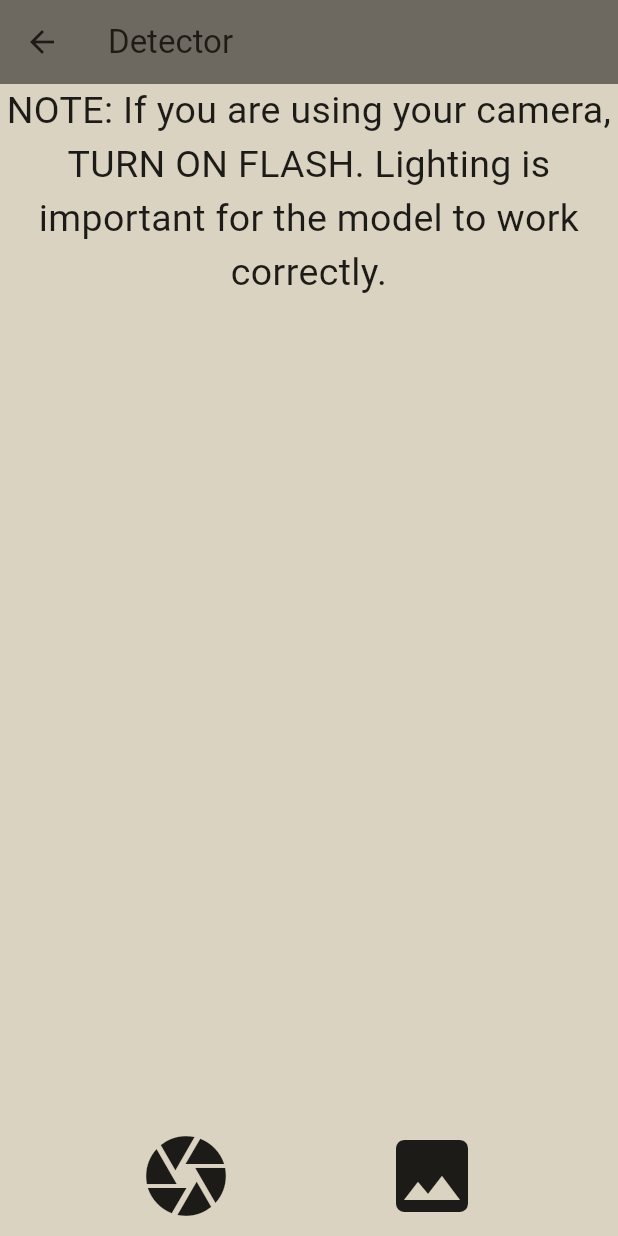
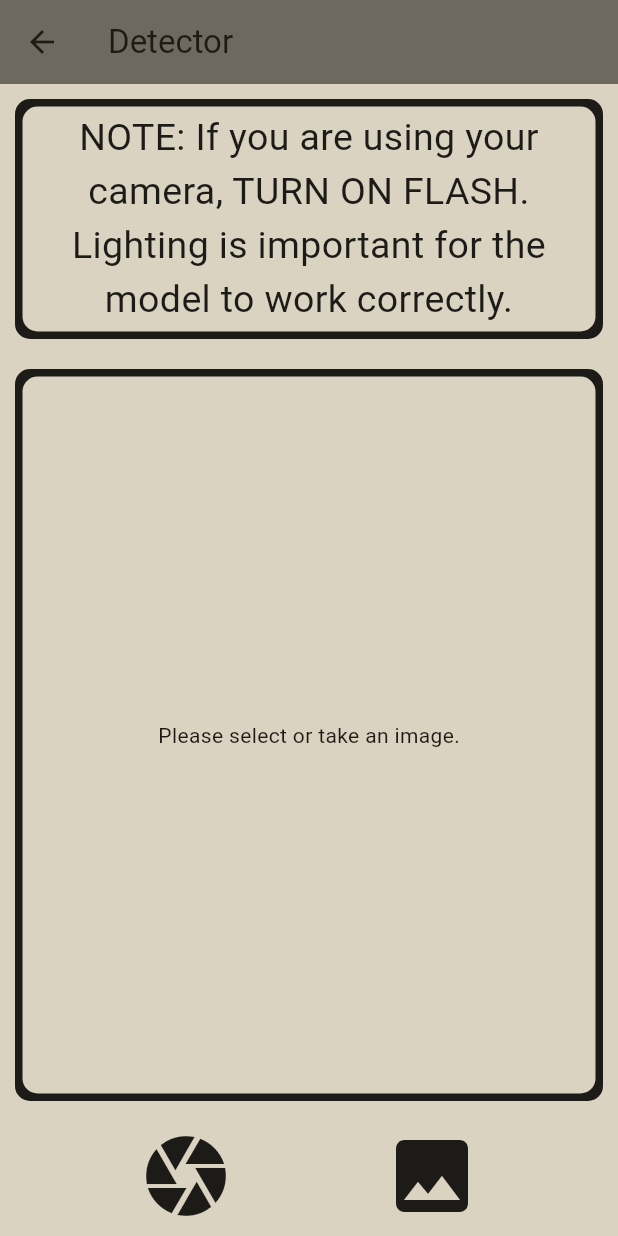
Before and after one commit to aoroudjev/PalmPaths_v1, a Flutter app: the DetectorWidget screen opened directly, after a tap on the "camera" icon, on a phone screen of 412 x 824 dp. Run offline on Flutter 3.47's test engine with Material 3 defaults, Android fonts, the phone set to English and light mode, and no system bars; our stand-ins replace image_picker; missing offline and left inert: tflite_flutter.

Commit message:
Change data handling to prep for image analysis

```diff
--- a/lib/services/object_detection.dart
+++ b/lib/services/object_detection.dart
@@ -6,10 +6,10 @@ import 'package:tflite_flutter/tflite_flutter.dart';
 
 class Detection {
   final Uint8List image;
-  final double score;
+  final Uint8List imageDetected;
   final List<int> box;  // [x1, y1, x2, y2]
 
-  Detection(this.image, this.score, this.box);
+  Detection(this.image, this.imageDetected, this.box);
 }
 
 class ObjectDetection {
@@ -123,12 +123,12 @@ class ObjectDetection {
         );
 
         List<int> box = boxesTensor[i].map((value) => (value * 320).toInt()).toList();
-        Uint8List image = img.encodeJpg(imageInput);
-        double score = scoresTensor[i];
+        Uint8List imageDetected = img.encodeJpg(imageInput);
+        Uint8List imageRaw = img.encodeJpg(image);
 
 
         log('Done.');
-        return Detection(image, score, box);
+        return Detection(imageRaw, imageDetected, box);
       }
     }
     log('No Detection Found.');
--- a/lib/ui/detection_widget.dart
+++ b/lib/ui/detection_widget.dart
@@ -1,6 +1,7 @@
 import 'dart:io';
 import 'dart:typed_data';
 
+import 'package:flutter/cupertino.dart';
 import 'package:flutter/material.dart';
 import 'package:image_picker/image_picker.dart';
 import 'package:static_image_test/services/object_detection.dart';
@@ -14,9 +15,7 @@ class DetectorWidget extends StatefulWidget {
 
 class _DetectorWidgetState extends State<DetectorWidget> {
   final imagePicker = ImagePicker();
-
   ObjectDetection? objectDetection;
-
   Uint8List? image;
 
   @override
@@ -36,7 +35,15 @@ class _DetectorWidgetState extends State<DetectorWidget> {
       body: SafeArea(
         child: Column(
           children: <Widget>[
-            Center(
+            Container(
+              margin: const EdgeInsets.all(15.0),
+              padding: const EdgeInsets.all(3.0),
+              decoration: BoxDecoration(
+                  borderRadius: BorderRadius.circular(10),
+                  color: Color(0xFFDAD3C1),
+                  boxShadow: [
+                    BoxShadow(color: Color(0xFF1D1B17), spreadRadius: 5)
+                  ]),
               child: Text(
                 "NOTE: If you are using your camera, TURN ON FLASH. Lighting is important for the model to work correctly.",
                 style: TextStyle(fontSize: 25, color: Color(0xFF1D1B17)),
@@ -44,16 +51,30 @@ class _DetectorWidgetState extends State<DetectorWidget> {
               ),
             ),
             Expanded(
+              child: Container(
+                margin: const EdgeInsets.all(15.0),
+                padding: const EdgeInsets.all(3.0),
+                decoration: BoxDecoration(
+                    borderRadius: BorderRadius.circular(10),
+                    color: Color(0xFFDAD3C1),
+                    boxShadow: [
+                      BoxShadow(color: Color(0xFF1D1B17), spreadRadius: 5)
+                    ]),
                 child: Center(
                   child: (image != null)
                       ? Column(
                       mainAxisAlignment: MainAxisAlignment.spaceEvenly,
                       children: [
                         Image.memory(image!),
-                            const Icon(Icons.done, size: 64, color: Color(0xFF525F61))
+                        const Icon(Icons.done,
+                            size: 64, color: Color(0xFF525F61))
                       ])
-                    : Container(),
+                      : Container(
+                    child: Text("Please select or take an image."),
                   ),
+                ),
+              ),
+
             ),
             SizedBox(
               child: Row(
@@ -66,7 +87,9 @@ class _DetectorWidgetState extends State<DetectorWidget> {
                           source: ImageSource.camera,
                         );
                         if (result != null) {
-                          image = objectDetection!.analyseImage(result.path)?.image;
+                          image = objectDetection!
+                              .analyseImage(result.path)
+                              ?.imageDetected;
                           setState(() {});
                         }
                       },
@@ -82,7 +105,9 @@ class _DetectorWidgetState extends State<DetectorWidget> {
                         source: ImageSource.gallery,
                       );
                       if (result != null) {
-                        image = objectDetection!.analyseImage(result.path)?.image;
+                        image = objectDetection!
+                            .analyseImage(result.path)
+                            ?.imageDetected;
                         setState(() {});
                       }
                     },
```
Lines whose indentation alone changed are shown as unchanged.
